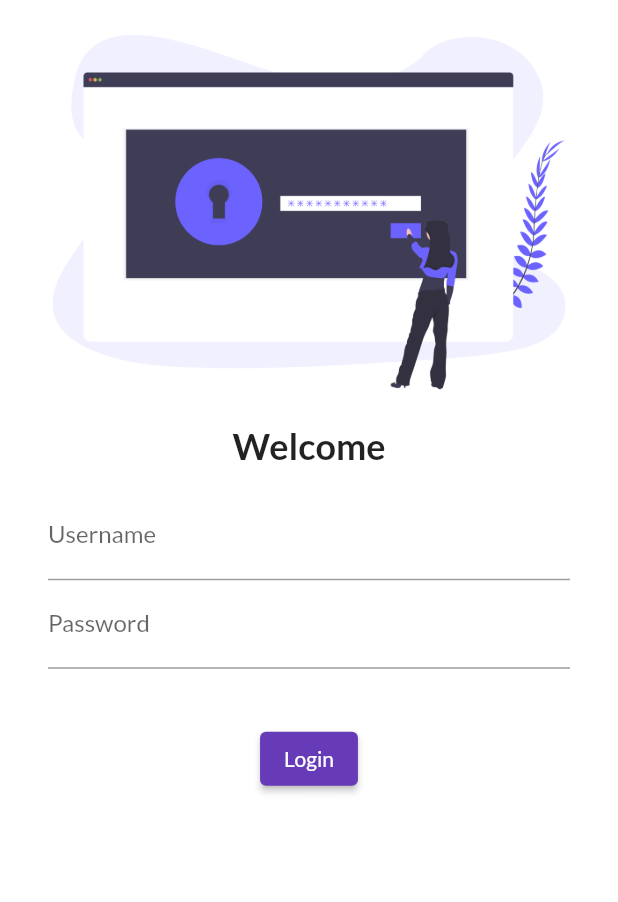
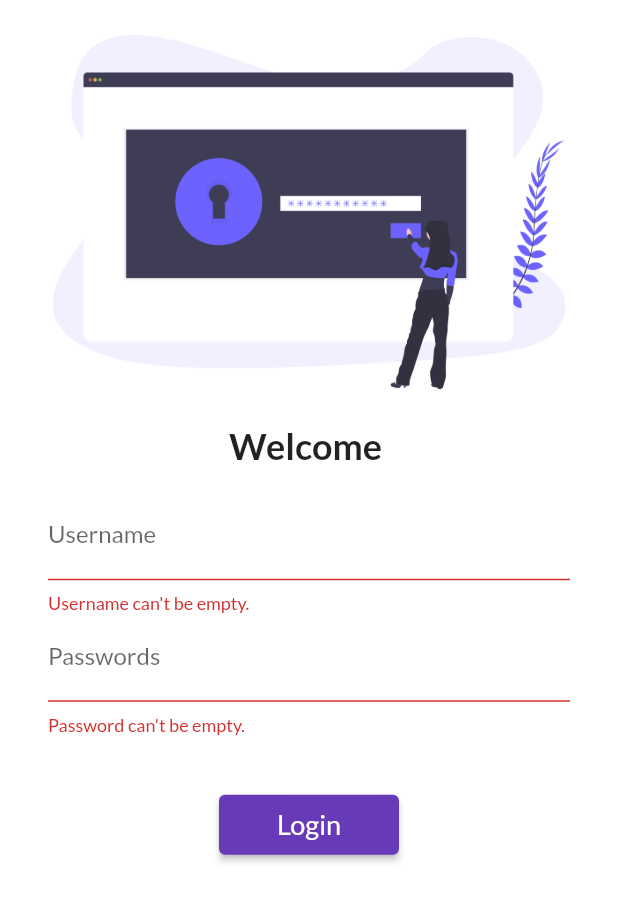
Before and after one commit to c0dysharma/catlog-app, a Flutter app: the screen it shows after launch, after a tap on "Login", on a phone screen of 412 x 824 dp. Shown: the top 902 px of the screen. Run offline on Flutter 3.47's test engine with Material 2 defaults, Android fonts, the phone set to English and light mode, and no system bars; our stand-ins replace google_fonts.

Commit message:
validation check on login_page

```diff
--- a/lib/main.dart
+++ b/lib/main.dart
@@ -1,6 +1,7 @@
 // ignore_for_file: prefer_const_constructors
 
 import 'package:catalog/pages/login_page.dart';
+import 'package:catalog/utils/my_routes.dart';
 import 'package:flutter/material.dart';
 import 'package:google_fonts/google_fonts.dart';
 import 'pages/home_page.dart';
@@ -15,13 +16,14 @@ class MyApp extends StatelessWidget {
   @override
   Widget build(BuildContext context) {
     return MaterialApp(
-      home: LoginPage(),
       theme: ThemeData(
         primarySwatch: Colors.deepPurple,
         fontFamily: GoogleFonts.lato().fontFamily,
       ),
       routes: {
-        "/login": (context) => LoginPage(),
+        "/": (context) => LoginPage(),
+        MyRoutes.homeRoute: (context) => HomePage(),
+        MyRoutes.loginRoute: (context) => LoginPage(),
       },
     );
   }
--- a/lib/pages/login_page.dart
+++ b/lib/pages/login_page.dart
@@ -1,19 +1,28 @@
 // ignore_for_file: prefer_const_constructors
 
+import 'package:catalog/utils/my_routes.dart';
 import 'package:flutter/material.dart';
 
-class LoginPage extends StatelessWidget {
+class LoginPage extends StatefulWidget {
   const LoginPage({Key? key}) : super(key: key);
 
+  @override
+  State<LoginPage> createState() => _LoginPageState();
+}
+
+class _LoginPageState extends State<LoginPage> {
+  String name = "";
+  final _formkey = GlobalKey<FormState>();
   @override
   Widget build(BuildContext context) {
     return Material(
       color: Colors.white,
+      child: SingleChildScrollView(
         child: Column(
           children: [
             Image.asset("assets/images/login_image.png", fit: BoxFit.cover),
             Text(
-            "Welcome",
+              "Welcome $name",
               style: TextStyle(
                 fontSize: 24,
                 fontWeight: FontWeight.bold,
@@ -22,6 +31,8 @@ class LoginPage extends StatelessWidget {
             Padding(
               padding:
                   const EdgeInsets.symmetric(vertical: 16.0, horizontal: 32.0),
+              child: Form(
+                key: _formkey,
                 child: Column(
                   children: [
                     TextFormField(
@@ -29,15 +40,34 @@ class LoginPage extends StatelessWidget {
                         labelText: "Username",
                         hintText: "Enter Username",
                       ),
+                      onChanged: (value) {
+                        name = value;
+                        setState(() {});
+                      },
+                      validator: (value) {
+                        return (value!.isEmpty)
+                            ? "Username can't be empty."
+                            : null;
+                      },
                     ),
                     TextFormField(
                       decoration: InputDecoration(
-                    labelText: "Password",
+                        labelText: "Passwords",
                         hintText: "Enter Password",
                       ),
                       obscureText: true,
+                      validator: (value) {
+                        if (value!.isEmpty) {
+                          return "Password can't be empty.";
+                        }
+                        if (value.length < 6) {
+                          return "Password length should be atleast 6";
+                        }
+                        return null;
+                      },
                     ),
                   ],
+                ),
               ),
             ),
             SizedBox(
@@ -45,11 +75,20 @@ class LoginPage extends StatelessWidget {
             ),
             ElevatedButton(
               onPressed: () {
-              print("login!");
+                if (_formkey.currentState!.validate()) {
+                  Navigator.pushNamed(context, MyRoutes.homeRoute);
+                }
               },
-            child: Text("Login"),
+              child: Text(
+                "Login",
+                style: TextStyle(fontSize: 18),
+              ),
+              style: ElevatedButton.styleFrom(
+                minimumSize: Size(120, 40),
+              ),
             )
           ],
+        ),
       ),
     );
   }
--- /dev/null
+++ b/lib/utils/my_routes.dart
@@ -0,0 +1,4 @@
+class MyRoutes {
+  static String homeRoute = "/home";
+  static String loginRoute = "/login";
+}
```
Lines whose indentation alone changed are shown as unchanged.
